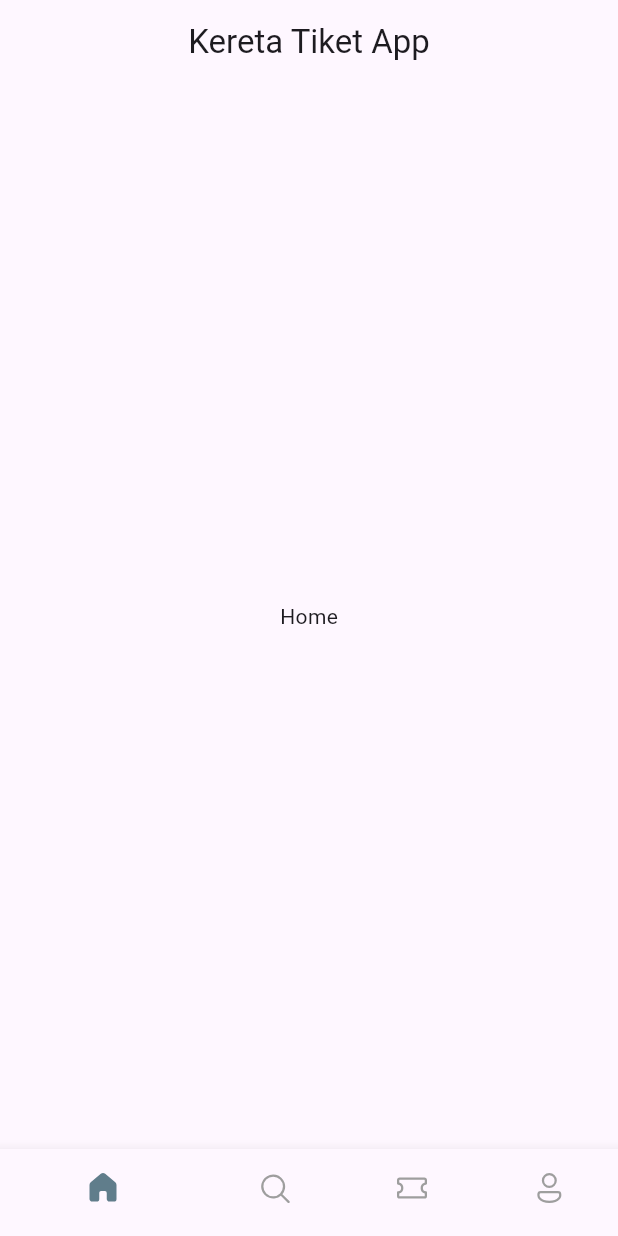
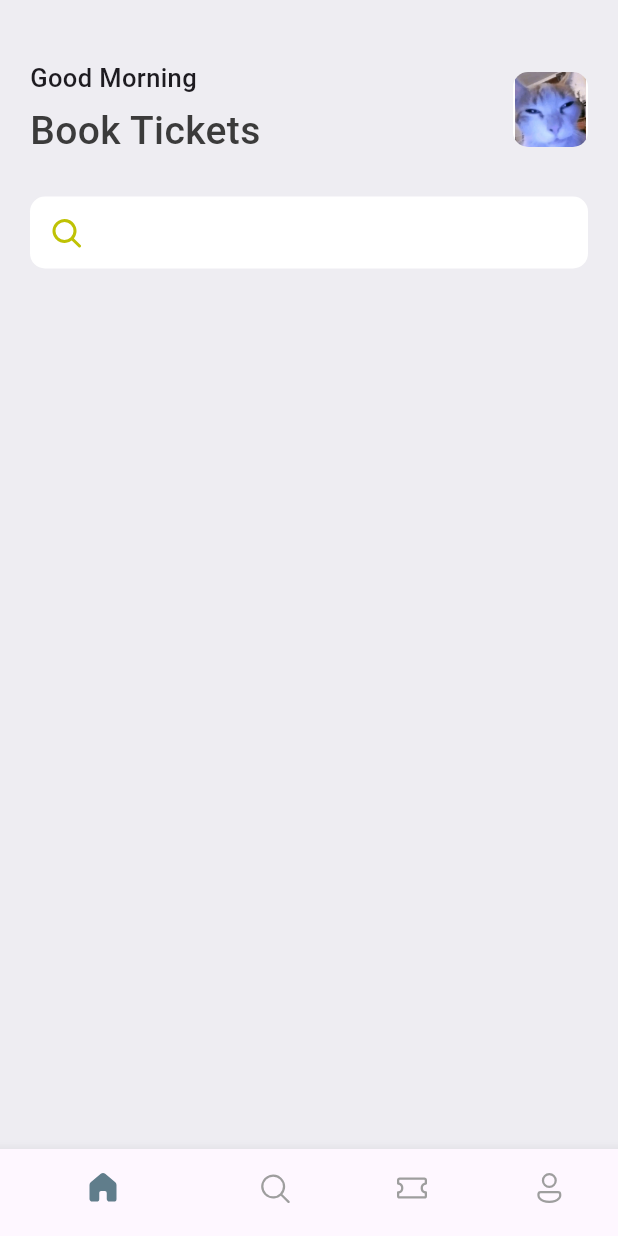
Before and after one commit to DerylFeyza/ticket_app, a Flutter app: the screen it shows after launch, on a phone screen of 412 x 824 dp. Run offline on Flutter 3.47's test engine with Material 3 defaults, Android fonts, the phone set to English and light mode, and no system bars; our stand-ins replace fluentui_icons.

Commit message:
feat: home header

```diff
--- /dev/null
+++ b/lib/pages/home_screen.dart
@@ -0,0 +1,70 @@
+import 'package:fluentui_icons/fluentui_icons.dart';
+import 'package:flutter/material.dart';
+import 'package:ticket_app/res/media.dart';
+import 'package:ticket_app/res/styles/app_styles.dart';
+
+class HomeScreen extends StatelessWidget {
+  const HomeScreen({super.key});
+
+  @override
+  Widget build(BuildContext context) {
+    return Scaffold(
+      backgroundColor: AppStyles.bgColor,
+      body: ListView(
+        children: [
+          SizedBox(
+            height: 40,
+          ),
+          Container(
+              padding: const EdgeInsets.symmetric(horizontal: 20),
+              child: Column(
+                children: [
+                  Row(
+                    mainAxisAlignment: MainAxisAlignment.spaceBetween,
+                    children: [
+                      Column(
+                        crossAxisAlignment: CrossAxisAlignment.start,
+                        children: [
+                          Text("Good Morning", style: AppStyles.headlineStyle3),
+                          SizedBox(
+                            height: 5,
+                          ),
+                          Text("Book Tickets", style: AppStyles.headlineStyle1)
+                        ],
+                      ),
+                      Container(
+                        decoration: BoxDecoration(
+                            color: Colors.white,
+                            borderRadius: BorderRadius.circular(10),
+                            image: DecorationImage(
+                                image: AssetImage(AppMedia.icon))),
+                        width: 50,
+                        height: 50,
+                      )
+                    ],
+                  ),
+                  const SizedBox(
+                    height: 25,
+                  ),
+                  Container(
+                      padding: const EdgeInsets.all(12),
+                      decoration: BoxDecoration(
+                        color: Colors.white,
+                        borderRadius: BorderRadius.circular(10),
+                      ),
+                      child: Row(
+                        mainAxisAlignment: MainAxisAlignment.spaceBetween,
+                        children: [
+                          Icon(
+                            FluentSystemIcons.ic_fluent_search_filled,
+                            color: Color(0xFFBFC205),
+                          ),
+                        ],
+                      ))
+                ],
+              ))
+        ],
+      ),
+    );
+  }
+}
--- /dev/null
+++ b/lib/res/media.dart
@@ -0,0 +1,4 @@
+class AppMedia {
+  static const _baseImgPath = 'assets/images/';
+  static const icon = '${_baseImgPath}icon.png';
+}
--- /dev/null
+++ b/lib/res/styles/app_styles.dart
@@ -0,0 +1,12 @@
+import 'package:flutter/material.dart';
+
+class AppStyles {
+  static Color primaryColor = const Color(0xFF687daf);
+  static Color textColor = const Color(0xFF3b3b3b);
+  static Color bgColor = const Color(0xFFeeedf2);
+  static TextStyle headlineStyle1 =
+      TextStyle(fontSize: 26, fontWeight: FontWeight.w500, color: textColor);
+
+  static TextStyle headlineStyle3 =
+      TextStyle(fontSize: 17, fontWeight: FontWeight.w500);
+}
--- /dev/null
+++ b/lib/widgets/app_subheader.dart
@@ -0,0 +1,10 @@
+import 'package:flutter/material.dart';
+
+class AppSubheader extends StatelessWidget {
+  const AppSubheader({super.key});
+
+  @override
+  Widget build(BuildContext context) {
+    return const Placeholder();
+  }
+}
--- a/lib/widgets/nav_widget.dart
+++ b/lib/widgets/nav_widget.dart
@@ -1,5 +1,6 @@
 import 'package:fluentui_icons/fluentui_icons.dart';
 import 'package:flutter/material.dart';
+import 'package:ticket_app/pages/home_screen.dart';
 
 class BottomNavBar extends StatefulWidget {
   const BottomNavBar({super.key});
@@ -17,7 +18,7 @@ class _BottomNavBarState extends State<BottomNavBar> {
   }
 
   final appScreens = [
-    const Text('Home'),
+    const HomeScreen(),
     const Text('Search'),
     const Text('Tickets'),
     const Text('Profile'),
@@ -26,12 +27,7 @@ class _BottomNavBarState extends State<BottomNavBar> {
   @override
   Widget build(BuildContext context) {
     return Scaffold(
-      appBar: AppBar(
-        title: const Center(child: Text('Kereta Tiket App')),
-      ),
-      body: Center(
-        child: appScreens[_activeTab],
-      ),
+      body: appScreens[_activeTab],
       bottomNavigationBar: BottomNavigationBar(
         currentIndex: _activeTab,
         onTap: _onItemTapped,
```
Also changed, not shown: pubspec.yaml (+3 -4 lines), assets/images/icon.png (added).
